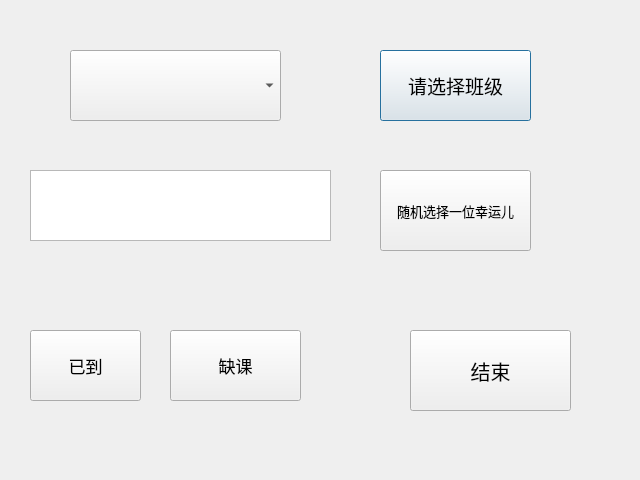
Qt form conf/choose.ui (lcc-666/choose_name) before a commit.
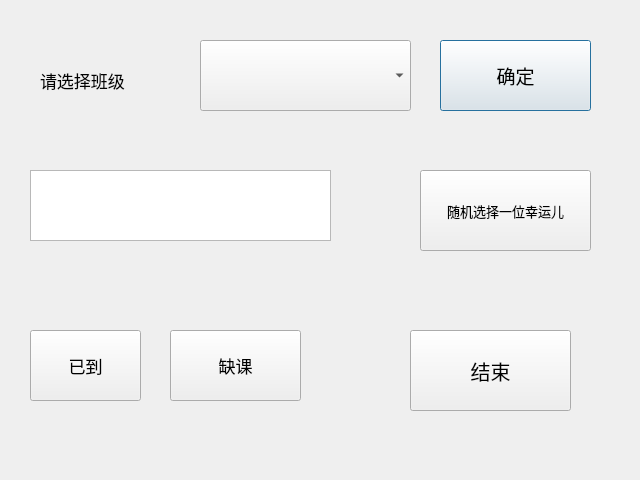
The same form after that commit.

```diff
--- a/conf/choose.ui
+++ b/conf/choose.ui
@@ -21,8 +21,8 @@
   <widget class="QComboBox" name="comboBox">
    <property name="geometry">
     <rect>
-     <x>70</x>
-     <y>50</y>
+     <x>200</x>
+     <y>40</y>
      <width>211</width>
      <height>71</height>
     </rect>
@@ -36,8 +36,8 @@
   <widget class="QPushButton" name="cscs">
    <property name="geometry">
     <rect>
-     <x>380</x>
-     <y>50</y>
+     <x>440</x>
+     <y>40</y>
      <width>151</width>
      <height>71</height>
     </rect>
@@ -48,7 +48,7 @@
     </font>
    </property>
    <property name="text">
-    <string>请选择班级</string>
+    <string>确定</string>
    </property>
   </widget>
   <widget class="QPushButton" name="exit">
@@ -72,9 +72,9 @@
   <widget class="QPushButton" name="suiji">
    <property name="geometry">
     <rect>
-     <x>380</x>
+     <x>420</x>
      <y>170</y>
-     <width>151</width>
+     <width>171</width>
      <height>81</height>
     </rect>
    </property>
@@ -133,6 +133,24 @@
     <string>缺课</string>
    </property>
   </widget>
+  <widget class="QLabel" name="label">
+   <property name="geometry">
+    <rect>
+     <x>40</x>
+     <y>30</y>
+     <width>131</width>
+     <height>101</height>
+    </rect>
+   </property>
+   <property name="font">
+    <font>
+     <pointsize>13</pointsize>
+    </font>
+   </property>
+   <property name="text">
+    <string>请选择班级</string>
+   </property>
+  </widget>
  </widget>
  <resources/>
  <connections/>
```
